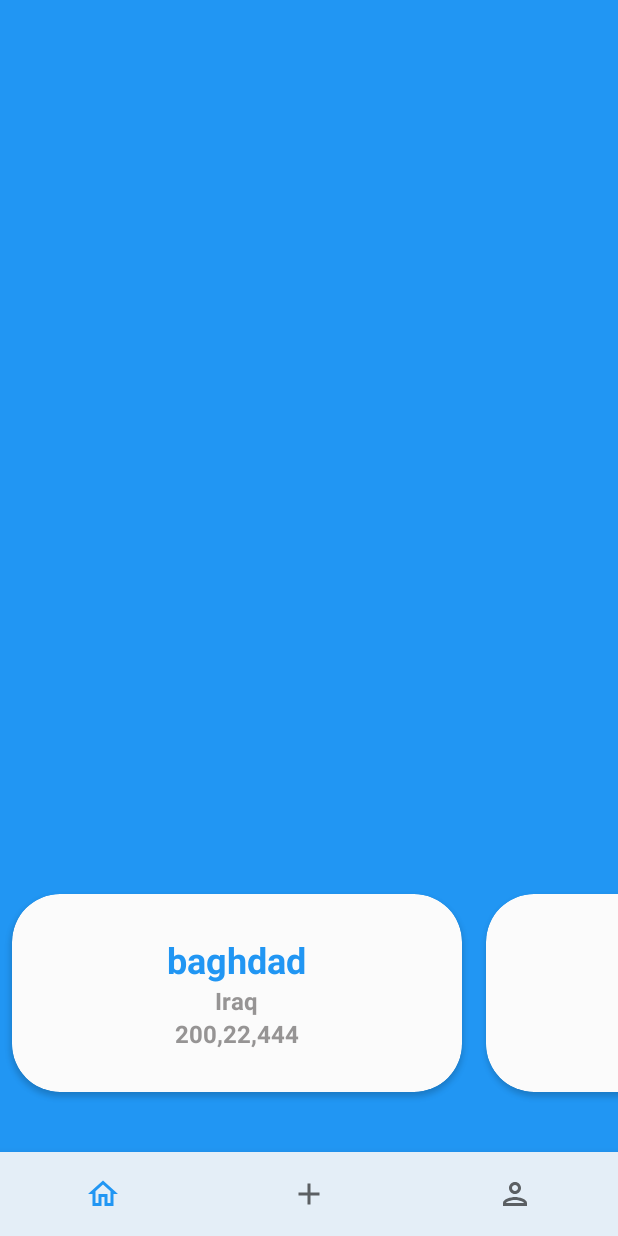
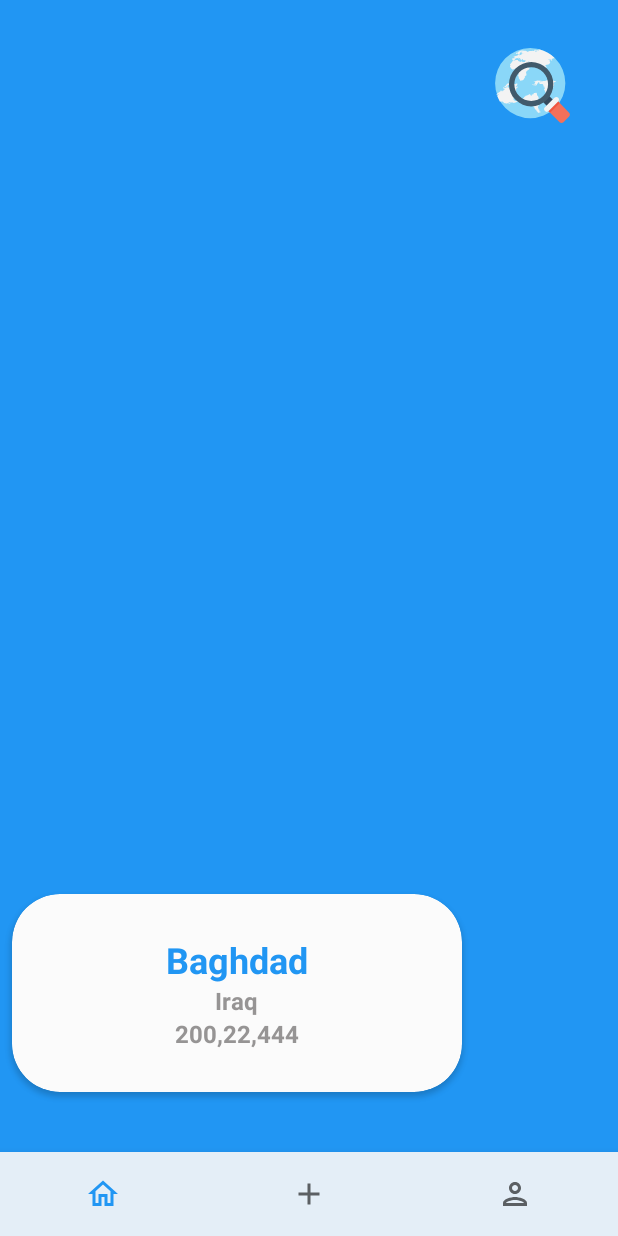
Before and after one commit to amnah44/Cotton-Candy, an Android app: the screen it shows after launch (HomeActivity), on a phone screen of 412 x 824 dp. Run offline under Robolectric (Android 15) with nearby library versions, the phone set to English and light mode, and no system bars.

Commit message:
add search fragment

```diff
--- a/app/src/main/java/com/amnah/ali/cotton/adapter/CitiesAdapter.kt
+++ b/app/src/main/java/com/amnah/ali/cotton/adapter/CitiesAdapter.kt
@@ -3,24 +3,36 @@ package com.amnah.ali.cotton.adapter
 import android.view.LayoutInflater
 import android.view.ViewGroup
 import androidx.recyclerview.widget.RecyclerView
+import com.amnah.ali.cotton.data.DataManager
+import com.amnah.ali.cotton.data.domain.City
 import com.amnah.ali.cotton.databinding.RawItemBinding
 
 class CitiesAdapter(val list: ArrayList<String>) :
     RecyclerView.Adapter<CitiesAdapter.ViewHolder>() {
     //link this fragment with layout source
     override fun onCreateViewHolder(parent: ViewGroup, viewType: Int): ViewHolder {
-        return ViewHolder(RawItemBinding.inflate(LayoutInflater.from(parent.context), parent, false))
+        return ViewHolder(
+            RawItemBinding.inflate(
+                LayoutInflater.from(parent.context),
+                parent,
+                false
+            )
+        )
     }
+
     //show all components in cardView
     override fun onBindViewHolder(holder: ViewHolder, position: Int) {
-        holder.binding.citiesBox.text = "baghdad"
-        holder.binding.countryBox.text = "Iraq"
-        holder.binding.populationBox.text = "200,22,444"
+        lateinit var dataManager: DataManager
+        holder.binding?.apply {
+            citiesBox.text = "Baghdad" //dataManager.getNextCity().city
+            countryBox.text = "Iraq"
+            populationBox.text = "200,22,444"
+        }
     }
 
     //to get size of list
     override fun getItemCount() = list.size
 
     //to get all views in row item and with binding to make easy process
-    class ViewHolder(val binding: RawItemBinding) : RecyclerView.ViewHolder(binding.root)
+    class ViewHolder(val binding: RawItemBinding?) : RecyclerView.ViewHolder(binding?.root!!)
 }
--- a/app/src/main/java/com/amnah/ali/cotton/data/DataManager.kt
+++ b/app/src/main/java/com/amnah/ali/cotton/data/DataManager.kt
@@ -3,7 +3,7 @@ package com.amnah.ali.cotton.data
 import com.amnah.ali.cotton.data.domain.City
 
 object DataManager {
-    private val _cityList: MutableList<City> = mutableListOf<City>()
+    val _cityList: MutableList<City> = mutableListOf<City>()
     private var _index = 0
     fun getCityList() : MutableList<City> = _cityList
 
--- a/app/src/main/java/com/amnah/ali/cotton/fragments/MapsFragments.kt
+++ b/app/src/main/java/com/amnah/ali/cotton/fragments/MapsFragments.kt
@@ -7,6 +7,8 @@ import androidx.recyclerview.widget.LinearLayoutManager
 import androidx.recyclerview.widget.RecyclerView
 import com.amnah.ali.cotton.R
 import com.amnah.ali.cotton.adapter.CitiesAdapter
+import com.amnah.ali.cotton.data.DataManager
+import com.amnah.ali.cotton.data.domain.City
 import com.amnah.ali.cotton.databinding.FragmentMapBinding
 
 class MapsFragments : Fragment(R.layout.fragment_map) {
@@ -19,7 +21,7 @@ class MapsFragments : Fragment(R.layout.fragment_map) {
 
         // Add recyclerView to this fragment
         val list: ArrayList<String> = ArrayList()
-        for (indx in 1..100) {
+        for (indx in DataManager._cityList.size.toString()) {
             list.add(indx.toString())
         }
         //activate recyclerView to be seen
--- /dev/null
+++ b/app/src/main/java/com/amnah/ali/cotton/fragments/SearchFragment.kt
@@ -0,0 +1,60 @@
+package com.amnah.ali.cotton.fragments
+
+import android.os.Bundle
+import androidx.fragment.app.Fragment
+import android.view.LayoutInflater
+import android.view.View
+import android.view.ViewGroup
+import com.amnah.ali.cotton.R
+
+// TODO: Rename parameter arguments, choose names that match
+// the fragment initialization parameters, e.g. ARG_ITEM_NUMBER
+private const val ARG_PARAM1 = "param1"
+private const val ARG_PARAM2 = "param2"
+
+/**
+ * A simple [Fragment] subclass.
+ * Use the [SearchFragment.newInstance] factory method to
+ * create an instance of this fragment.
+ */
+class SearchFragment : Fragment() {
+    // TODO: Rename and change types of parameters
+    private var param1: String? = null
+    private var param2: String? = null
+
+    override fun onCreate(savedInstanceState: Bundle?) {
+        super.onCreate(savedInstanceState)
+        arguments?.let {
+            param1 = it.getString(ARG_PARAM1)
+            param2 = it.getString(ARG_PARAM2)
+        }
+    }
+
+    override fun onCreateView(
+        inflater: LayoutInflater, container: ViewGroup?,
+        savedInstanceState: Bundle?
+    ): View? {
+        // Inflate the layout for this fragment
+        return inflater.inflate(R.layout.fragment_search, container, false)
+    }
+
+    companion object {
+        /**
+         * Use this factory method to create a new instance of
+         * this fragment using the provided parameters.
+         *
+         * @param param1 Parameter 1.
+         * @param param2 Parameter 2.
+         * @return A new instance of fragment SearchFragment.
+         */
+        // TODO: Rename and change types and number of parameters
+        @JvmStatic
+        fun newInstance(param1: String, param2: String) =
+            SearchFragment().apply {
+                arguments = Bundle().apply {
+                    putString(ARG_PARAM1, param1)
+                    putString(ARG_PARAM2, param2)
+                }
+            }
+    }
+}
--- a/app/src/main/java/com/amnah/ali/cotton/ui/HomeActivity.kt
+++ b/app/src/main/java/com/amnah/ali/cotton/ui/HomeActivity.kt
@@ -8,6 +8,7 @@ import com.amnah.ali.cotton.data.DataManager
 import com.amnah.ali.cotton.data.domain.City
 import com.amnah.ali.cotton.databinding.ActivityHomeBinding
 import com.amnah.ali.cotton.fragments.MapsFragments
+import com.amnah.ali.cotton.fragments.SearchFragment
 import com.google.android.gms.maps.*
 import com.google.android.gms.maps.model.CameraPosition
 import com.google.android.gms.maps.model.LatLng
@@ -17,6 +18,7 @@ class HomeActivity : BaseActivity<ActivityHomeBinding>(), OnMapReadyCallback {
     //type the content after make override
     override val LOG_TAG: String = "MAIN_ACTIVITY"
     val mapFragment = MapsFragments()
+    val searchFragment = SearchFragment()
 
     override val bindingInflater: (LayoutInflater) -> ActivityHomeBinding =
         ActivityHomeBinding::inflate
@@ -45,15 +47,18 @@ class HomeActivity : BaseActivity<ActivityHomeBinding>(), OnMapReadyCallback {
 
     private fun replaceFragments(fragment: Fragment){
         supportFragmentManager.beginTransaction().apply {
-            replace(R.id.fragment_container, fragment)
+            add(R.id.fragment_container, fragment)
             commit()
         }
     }
 
     override fun addCallbacks() {
-//        binding?.iconSearch!!.setOnClickListener {
-//            startActivity(Intent(this, SearchActivity::class.java))
-//        }
+        binding?.iconSearch!!.setOnClickListener {
+            supportFragmentManager.beginTransaction().apply {
+                replace(R.id.fragment_container, searchFragment)
+                commit()
+            }
+        }
 
 //        binding?.iconNext?.setOnClickListener {
 //            updateUi(DataManager.getNextCity())
--- a/app/src/main/res/layout/activity_home.xml
+++ b/app/src/main/res/layout/activity_home.xml
@@ -6,15 +6,15 @@
     android:layout_width="match_parent"
     android:layout_height="match_parent">
 
-<!--    <ImageView-->
-<!--        android:id="@+id/iconSearch"-->
-<!--        android:layout_width="50dp"-->
-<!--        android:layout_height="50dp"-->
-<!--        android:layout_margin="@dimen/margin3x"-->
-<!--        android:elevation="@dimen/elev2x"-->
-<!--        android:src="@drawable/ic_search"-->
-<!--        app:layout_constraintEnd_toEndOf="parent"-->
-<!--        app:layout_constraintTop_toTopOf="parent" />-->
+    <ImageView
+        android:id="@+id/iconSearch"
+        android:layout_width="50dp"
+        android:layout_height="50dp"
+        android:layout_margin="@dimen/margin3x"
+        android:elevation="@dimen/elev2x"
+        android:src="@drawable/ic_search"
+        app:layout_constraintEnd_toEndOf="parent"
+        app:layout_constraintTop_toTopOf="parent" />
 
 <!--    <fragment-->
 <!--        android:id="@+id/mapContainer"-->
--- a/app/src/main/res/layout/raw_item.xml
+++ b/app/src/main/res/layout/raw_item.xml
@@ -9,7 +9,7 @@
         android:id="@+id/cardView"
         android:layout_width="300dp"
         android:layout_height="132dp"
-        android:elevation="@dimen/elev2x"
+        android:elevation="@dimen/margin3x"
         android:layout_margin="@dimen/margin1x"
         app:cardCornerRadius="32dp"
         app:cardBackgroundColor="@color/color2"
```
Also changed, not shown: app/src/main/res/layout/fragment_search.xml (added, +14 -0 lines).
